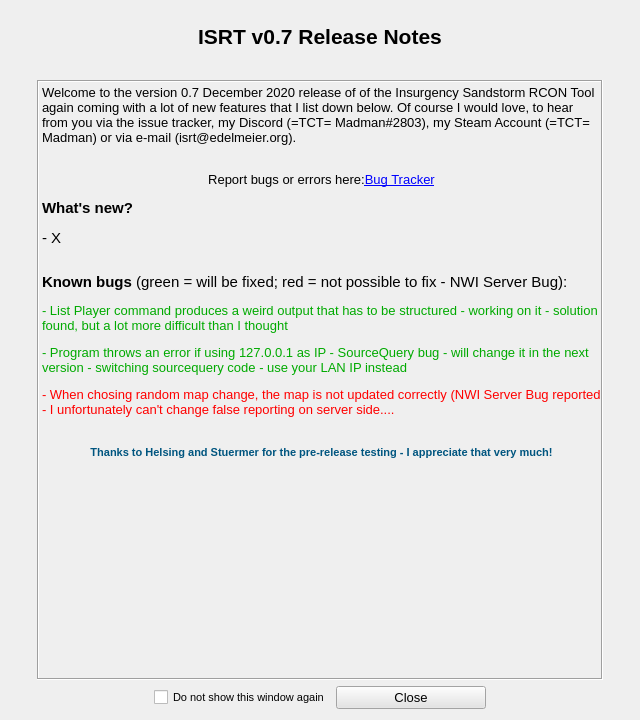
The window that source_files/rn_gui_v0.7.ui (sargolin/ISRT-Insurgency-Sandstorm-RCON-TOOL-and-Mapchanger) describes before a commit, drawn with Qt 5.
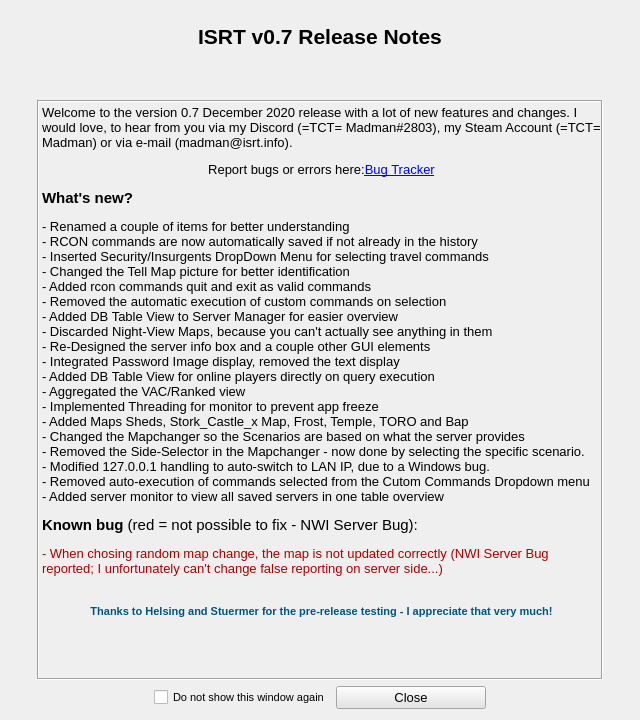
The same window after the commit. Icons and pictures are not drawn.

Commit message: preparing 0.7 release

```diff
--- a/source_files/rn_gui_v0.7.ui
+++ b/source_files/rn_gui_v0.7.ui
@@ -19,7 +19,7 @@
   <property name="maximumSize">
    <size>
     <width>640</width>
-    <height>720</height>
+    <height>723</height>
    </size>
   </property>
   <property name="font">
@@ -102,13 +102,13 @@
          <property name="minimumSize">
           <size>
            <width>566</width>
-           <height>600</height>
+           <height>580</height>
           </size>
          </property>
          <property name="maximumSize">
           <size>
            <width>566</width>
-           <height>600</height>
+           <height>580</height>
           </size>
          </property>
          <property name="frameShape">
@@ -118,7 +118,32 @@
           <enum>QFrame::Sunken</enum>
          </property>
          <property name="text">
-          <string>&lt;html&gt;&lt;head/&gt;&lt;body&gt;&lt;p&gt;Welcome to the version 0.7 December 2020 release of of the Insurgency Sandstorm RCON Tool again coming with a lot of new features that I list down below. Of course I would love, to hear from you via the issue tracker, my Discord (=TCT= Madman#2803), my Steam Account (=TCT= Madman) or via e-mail (isrt@edelmeier.org).&lt;br/&gt;&lt;/p&gt;&lt;p align=&quot;center&quot;&gt;Report bugs or errors here:&lt;a href=&quot;https://github.com/olli-e/ISRT-Insurgency-Sandstorm-RCON-Query-Tool/issues&quot;&gt;&lt;span style=&quot; text-decoration: underline; color:#0000ff;&quot;&gt;Bug Tracker&lt;/span&gt;&lt;/a&gt;&lt;/p&gt;&lt;p&gt;&lt;span style=&quot; font-size:11pt; font-weight:600;&quot;&gt;What's new?&lt;/span&gt;&lt;/p&gt;&lt;p&gt;&lt;span style=&quot; font-size:11pt;&quot;&gt;- X&lt;/span&gt;&lt;br/&gt;&lt;/p&gt;&lt;p&gt;&lt;span style=&quot; font-size:11pt; font-weight:600;&quot;&gt;Known bugs &lt;/span&gt;&lt;span style=&quot; font-size:11pt;&quot;&gt;(green = will be fixed; red = not possible to fix - NWI Server Bug):&lt;/span&gt;&lt;/p&gt;&lt;p&gt;&lt;span style=&quot; color:#00aa00;&quot;&gt;- List Player command produces a weird output that has to be structured - working on it - solution found, but a lot more difficult than I thought&lt;/span&gt;&lt;/p&gt;&lt;p&gt;&lt;span style=&quot; color:#00aa00;&quot;&gt;- Program throws an error if using 127.0.0.1 as IP - SourceQuery bug - will change it in the next version - switching sourcequery code - use your LAN IP instead&lt;/span&gt;&lt;/p&gt;&lt;p&gt;&lt;span style=&quot; color:#ff0000;&quot;&gt;- When chosing random map change, the map is not updated correctly (NWI Server Bug reported - I unfortunately can't change false reporting on server side....&lt;/span&gt;&lt;br/&gt;&lt;/p&gt;&lt;p align=&quot;center&quot;&gt;&lt;span style=&quot; font-family:'Consolas','Courier New','monospace'; font-size:8pt; font-weight:600; color:#00557f;&quot;&gt;Thanks to Helsing and Stuermer for the pre-release testing - I appreciate that very much!&lt;/span&gt;&lt;br/&gt;&lt;/p&gt;&lt;p&gt;&lt;br/&gt;&lt;/p&gt;&lt;/body&gt;&lt;/html&gt;</string>
+          <string>&lt;html&gt;&lt;head/&gt;&lt;body&gt;Welcome to the version 0.7 December 2020 release with a lot of new features and changes. I would love, to hear from you via my Discord (=TCT= Madman#2803), my Steam Account (=TCT= Madman) or via e-mail (madman@isrt.info).&lt;p&gt;
+&lt;p align=&quot;center&quot;&gt;Report bugs or errors here:&lt;a href=&quot;https://github.com/olli-e/ISRT-Insurgency-Sandstorm-RCON-Query-Tool/issues&quot;&gt;&lt;span style=&quot; text-decoration: underline; color:#0000ff;&quot;&gt;Bug Tracker&lt;/span&gt;&lt;/a&gt;&lt;/p&gt;&lt;p&gt;&lt;span style=&quot; font-size:11pt; font-weight:600;&quot;&gt;What's new?&lt;/span&gt;&lt;/p&gt;&lt;p&gt;
+
+
+- Renamed a couple of items for better understanding&lt;br&gt;
+- RCON commands are now automatically saved if not already in the history&lt;br&gt;
+- Inserted Security/Insurgents DropDown Menu for selecting travel commands&lt;br&gt;
+- Changed the Tell Map picture for better identification&lt;br&gt;
+- Added rcon commands quit and exit as valid commands&lt;br&gt;
+- Removed the automatic execution of custom commands on selection&lt;br&gt;
+- Added DB Table View to Server Manager for easier overview&lt;br&gt;
+- Discarded Night-View Maps, because you can't actually see anything in them&lt;br&gt;
+- Re-Designed the server info box and a couple other GUI elements&lt;br&gt;
+- Integrated Password Image display, removed the text display&lt;br&gt;
+- Added DB Table View for online players directly on query execution&lt;br&gt;
+- Aggregated the VAC/Ranked view&lt;br&gt;
+- Implemented Threading for monitor to prevent app freeze&lt;br&gt;
+- Added Maps Sheds, Stork_Castle_x Map, Frost, Temple, TORO and Bap&lt;br&gt;
+- Changed the Mapchanger so the Scenarios are based on what the server provides&lt;br&gt;
+- Removed the Side-Selector in the Mapchanger - now done by selecting the specific scenario.&lt;br&gt;
+- Modified 127.0.0.1 handling to auto-switch to LAN IP, due to a Windows bug.&lt;br&gt;
+- Removed auto-execution of commands selected from the Cutom Commands Dropdown menu&lt;br&gt;
+- Added server monitor to view all saved servers in one table overview&lt;p&gt;&lt;p&gt;
+
+
+&lt;span style=&quot; font-size:11pt; font-weight:600;&quot;&gt;Known bug &lt;/span&gt;&lt;span style=&quot; font-size:11pt;&quot;&gt;(red = not possible to fix - NWI Server Bug):&lt;/span&gt;&lt;/p&gt;&lt;p&gt;&lt;span style=&quot; color:#aa0000;&quot;&gt;- When chosing random map change, the map is not updated correctly (NWI Server Bug reported; I unfortunately can't change false reporting on server side...)&lt;/span&gt;&lt;br/&gt;&lt;/p&gt;&lt;p align=&quot;center&quot;&gt;&lt;span style=&quot; font-family:'Consolas','Courier New','monospace'; font-size:8pt; font-weight:600; color:#00557f;&quot;&gt;Thanks to Helsing and Stuermer for the pre-release testing - I appreciate that very much!&lt;/span&gt;&lt;br/&gt;&lt;/p&gt;&lt;p&gt;&lt;br/&gt;&lt;/p&gt;&lt;/body&gt;&lt;/html&gt;</string>
          </property>
          <property name="alignment">
           <set>Qt::AlignLeading|Qt::AlignLeft|Qt::AlignTop</set>
```
The commit also changes 9 other files.
